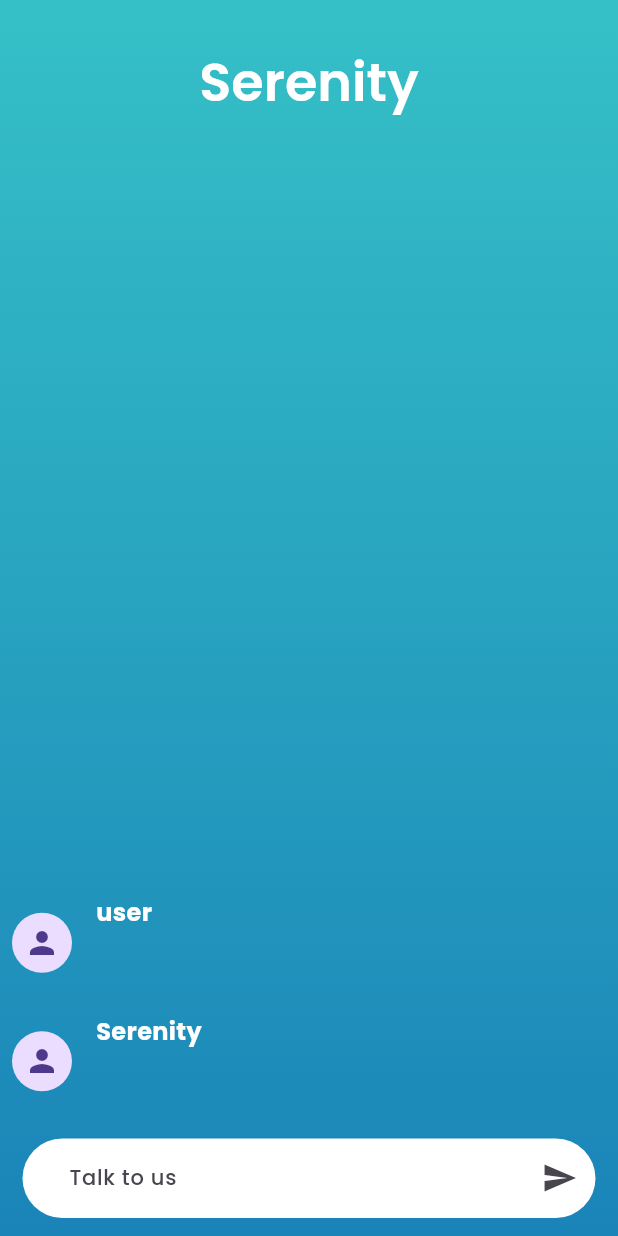
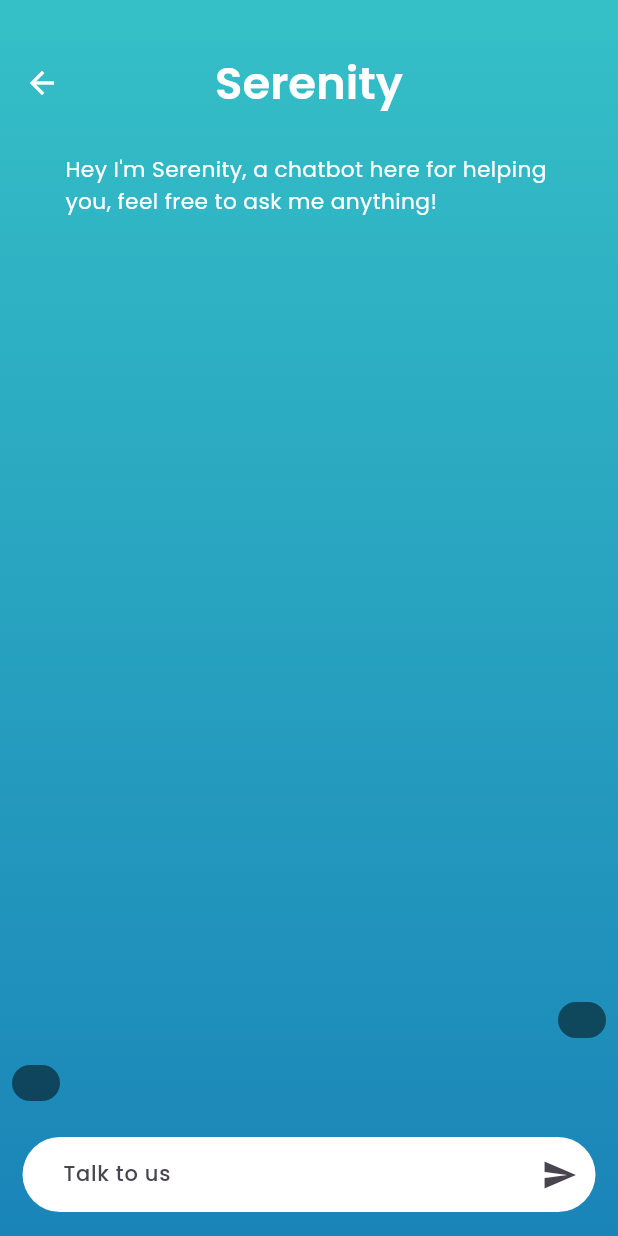
Before and after one commit to shiwangaryan/Second-Brain, a Flutter app: the ChatScreen screen opened directly, after a tap on the "send" icon, on a phone screen of 412 x 824 dp. Run offline on Flutter 3.47's test engine with Material 3 defaults, Android fonts, the light colour scheme and no system bars; our stand-ins replace cached_network_image, carousel_slider, firebase_auth, firebase_core, flutter_spinkit, flutter_svg and 6 more; missing offline and left inert: google_gemini; accounts and stored records are empty.

Commit message:
improved the ui of chatbot screen and added animation while loading using spinkit package, marks the completion of chatbot using gemini screen- Flutter|SpinKit

```diff
--- a/lib/features/chatbot/model/chat_message.dart
+++ b/lib/features/chatbot/model/chat_message.dart
@@ -1,51 +1,41 @@
 import 'package:flutter/material.dart';
 
 class ChatMessage extends StatelessWidget {
-  const ChatMessage({super.key, required this.sender, required this.message});
+  const ChatMessage({super.key, required this.sender, required this.message, this.loading});
 
   final String sender;
   final String message;
+  final Widget? loading;
 
   @override
   Widget build(BuildContext context) {
     return Row(
+      mainAxisAlignment:
+          sender == 'user' ? MainAxisAlignment.end : MainAxisAlignment.start,
       children: [
         Container(
-          margin: const EdgeInsets.only(right: 16),
-          child: const CircleAvatar(
-            child: Icon(Icons.person),
+          constraints:
+              BoxConstraints(maxWidth: MediaQuery.of(context).size.width * 0.7),
+          decoration: BoxDecoration(
+            color: Colors.black45.withOpacity(0.5),
+            borderRadius: BorderRadius.circular(18),
           ),
-        ),
-        Expanded(
-          child: Column(
-            crossAxisAlignment: CrossAxisAlignment.start,
-            children: [
-              Text(
-                sender,
-                style: const TextStyle(
-                  fontFamily: 'Poppins',
-                  fontSize: 16,
-                  fontWeight: FontWeight.w800,
-                  color: Colors.white,
-                ),
-              ),
-              Container(
           margin: const EdgeInsets.only(top: 2),
-                child: Text(
+          child: Padding(
+            padding: const EdgeInsets.symmetric(vertical: 12.0, horizontal: 16),
+            child: message!= '' ? Text(
               message,
               style: const TextStyle(
                 fontFamily: 'Poppins',
                 fontSize: 16,
-                    fontWeight: FontWeight.w400,
+                fontWeight: FontWeight.w500,
                 color: Colors.white,
               ),
+            ) : loading,
           ),
         ),
         const SizedBox(height: 15),
       ],
-          ),
-        ),
-      ],
     );
   }
 }
--- a/lib/features/chatbot/screen/chatscreen.dart
+++ b/lib/features/chatbot/screen/chatscreen.dart
@@ -1,5 +1,7 @@
 import 'dart:async';
 import 'package:flutter/material.dart';
+import 'package:flutter_spinkit/flutter_spinkit.dart';
+import 'package:get/get.dart';
 import 'package:solution_challenge_app/features/chatbot/model/chat_message.dart';
 import 'package:google_gemini/google_gemini.dart';
 
@@ -12,6 +14,7 @@ class ChatScreen extends StatefulWidget {
 
 class _ChatScreenState extends State<ChatScreen> {
   final List<ChatMessage> messages = [];
+  bool loading = false;
   TextEditingController textEditingController = TextEditingController();
   StreamSubscription? subscription;
   final gemini =
@@ -28,18 +31,32 @@ class _ChatScreenState extends State<ChatScreen> {
     super.dispose();
   }
 
+  Widget loadingIndicator() {
+    return const SpinKitPulse(color: Colors.white, size: 30);
+  }
+
   void sendMessageFunction() async {
     ChatMessage message =
         ChatMessage(sender: 'user', message: textEditingController.text);
 
     setState(() {
       messages.insert(0, message);
+      loading = true;
+      // messages.insert(
+      //     0,
+      //     ChatMessage(
+      //       sender: 'loading',
+      //       message: '',
+      //       loading: loadingIndicator(),
+      //     ));
     });
     textEditingController.clear();
 
     try {
       final response = await gemini.generateFromText(message.message);
       setState(() {
+        // messages.removeAt(0);
+        loading = false;
         messages.insert(
           0,
           ChatMessage(sender: 'Serenity', message: response.text),
@@ -52,12 +69,12 @@ class _ChatScreenState extends State<ChatScreen> {
 
   Widget SendMessage() {
     return Container(
+      height: 50,
       decoration: BoxDecoration(
         color: Colors.white,
         borderRadius: BorderRadius.circular(30),
       ),
       child: Row(
-        crossAxisAlignment: CrossAxisAlignment.center,
         children: [
           const SizedBox(width: 15),
           Expanded(
@@ -65,11 +82,13 @@ class _ChatScreenState extends State<ChatScreen> {
               controller: textEditingController,
               onSubmitted: (value) => sendMessageFunction(),
               decoration: InputDecoration(
-                  hintText: 'Talk to us',
-                  border: OutlineInputBorder(
-                    borderSide: BorderSide.none,
-                    borderRadius: BorderRadius.circular(12),
-                  )),
+                contentPadding: const EdgeInsets.all(8),
+                hintText: 'Talk to us',
+                border: OutlineInputBorder(
+                  borderSide: BorderSide.none,
+                  borderRadius: BorderRadius.circular(12),
+                ),
+              ),
             ),
           ),
           IconButton(
@@ -83,8 +102,6 @@ class _ChatScreenState extends State<ChatScreen> {
 
   @override
   Widget build(BuildContext context) {
-    final double screenHeight = MediaQuery.of(context).size.height;
-
     return Container(
       decoration: const BoxDecoration(
         gradient: LinearGradient(
@@ -98,9 +115,25 @@ class _ChatScreenState extends State<ChatScreen> {
       ),
       child: Scaffold(
         backgroundColor: Colors.transparent,
-        appBar: const CustomAppBar(),
+        appBar: const ChatScreenAppBar(),
         body: Column(
+          crossAxisAlignment: CrossAxisAlignment.center,
           children: [
+            const SizedBox(height: 8),
+            const SizedBox(
+              width: 325,
+              height: 41,
+              child: Text(
+                "Hey I'm Serenity, a chatbot here for helping you, feel free to ask me anything!",
+                style: TextStyle(
+                  fontFamily: 'Poppins',
+                  fontSize: 14.5,
+                  fontWeight: FontWeight.w400,
+                  color: Colors.white,
+                ),
+              ),
+            ),
+            const SizedBox(height: 25),
             Flexible(
               child: ListView.builder(
                 reverse: true,
@@ -113,9 +146,12 @@ class _ChatScreenState extends State<ChatScreen> {
                 },
               ),
             ),
+            loading == true
+                ? SizedBox(child: loadingIndicator())
+                : SizedBox(height: 0),
             Padding(
               padding:
-                  const EdgeInsets.symmetric(horizontal: 15.0, vertical: 12),
+                  const EdgeInsets.symmetric(horizontal: 15.0, vertical: 16),
               child: SendMessage(),
             ),
           ],
@@ -125,8 +161,8 @@ class _ChatScreenState extends State<ChatScreen> {
   }
 }
 
-class CustomAppBar extends StatelessWidget implements PreferredSizeWidget {
-  const CustomAppBar({
+class ChatScreenAppBar extends StatelessWidget implements PreferredSizeWidget {
+  const ChatScreenAppBar({
     super.key,
   });
 
@@ -137,13 +173,21 @@ class CustomAppBar extends StatelessWidget implements PreferredSizeWidget {
       backgroundColor: Colors.transparent,
       automaticallyImplyLeading: false,
       centerTitle: true,
+      leading: Padding(
+        padding: const EdgeInsets.only(top: 15.0),
+        child: IconButton(
+          icon: const Icon(Icons.arrow_back),
+          onPressed: () => Get.back(),
+          color: Colors.white,
+        ),
+      ),
       title: const Padding(
         padding: EdgeInsets.only(top: 35.0, bottom: 20),
         child: Text(
           'Serenity',
           style: TextStyle(
             fontFamily: 'Poppins',
-            fontSize: 35,
+            fontSize: 30,
             fontWeight: FontWeight.w600,
             color: Colors.white,
           ),
@@ -153,6 +197,5 @@ class CustomAppBar extends StatelessWidget implements PreferredSizeWidget {
   }
 
   @override
-  // TODO: implement preferredSize
   Size get preferredSize => Size.fromHeight(95);
 }
--- a/pubspec.yaml
+++ b/pubspec.yaml
@@ -41,6 +41,9 @@ dependencies:
 
   #gemini
   google_gemini: ^0.1.2
+
+  #loading
+  flutter_spinkit: ^5.2.0
 
   #icons
   iconsax: ^0.0.8
```
Also changed, not shown: lib/features/home/screens/home/home.dart (+7 -8 lines), lib/navigation_menu.dart (+26 -2 lines), pubspec.lock. Lines whose indentation alone changed are shown as unchanged.
